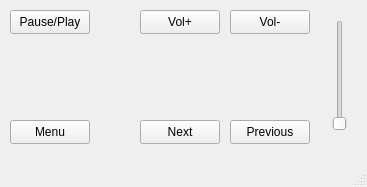
The window that HAL/Simulator/p3-u3-w-sim/mainwindow.ui (IsaacNorris/p3-u3-w) describes before a commit, drawn with Qt 5.
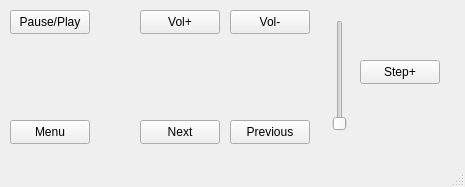
The same window after the commit.

Patch:
```diff
--- a/HAL/Simulator/p3-u3-w-sim/mainwindow.ui
+++ b/HAL/Simulator/p3-u3-w-sim/mainwindow.ui
@@ -6,7 +6,7 @@
    <rect>
     <x>0</x>
     <y>0</y>
-    <width>367</width>
+    <width>465</width>
     <height>187</height>
    </rect>
   </property>
@@ -105,6 +105,19 @@
      <enum>Qt::Orientation::Vertical</enum>
     </property>
    </widget>
+   <widget class="QPushButton" name="pb_step">
+    <property name="geometry">
+     <rect>
+      <x>360</x>
+      <y>60</y>
+      <width>80</width>
+      <height>24</height>
+     </rect>
+    </property>
+    <property name="text">
+     <string>Step+</string>
+    </property>
+   </widget>
   </widget>
   <widget class="QMenuBar" name="menubar">
    <property name="geometry">
```
Left out of the diff: 2 changed lines with no effect on the pictures.
